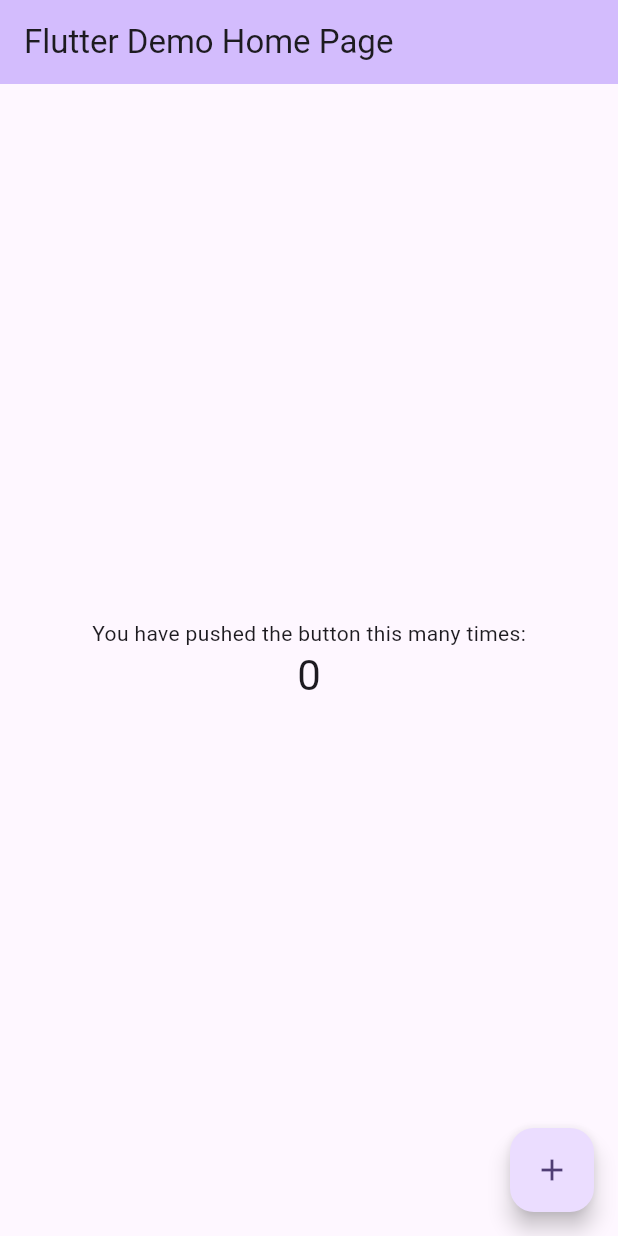
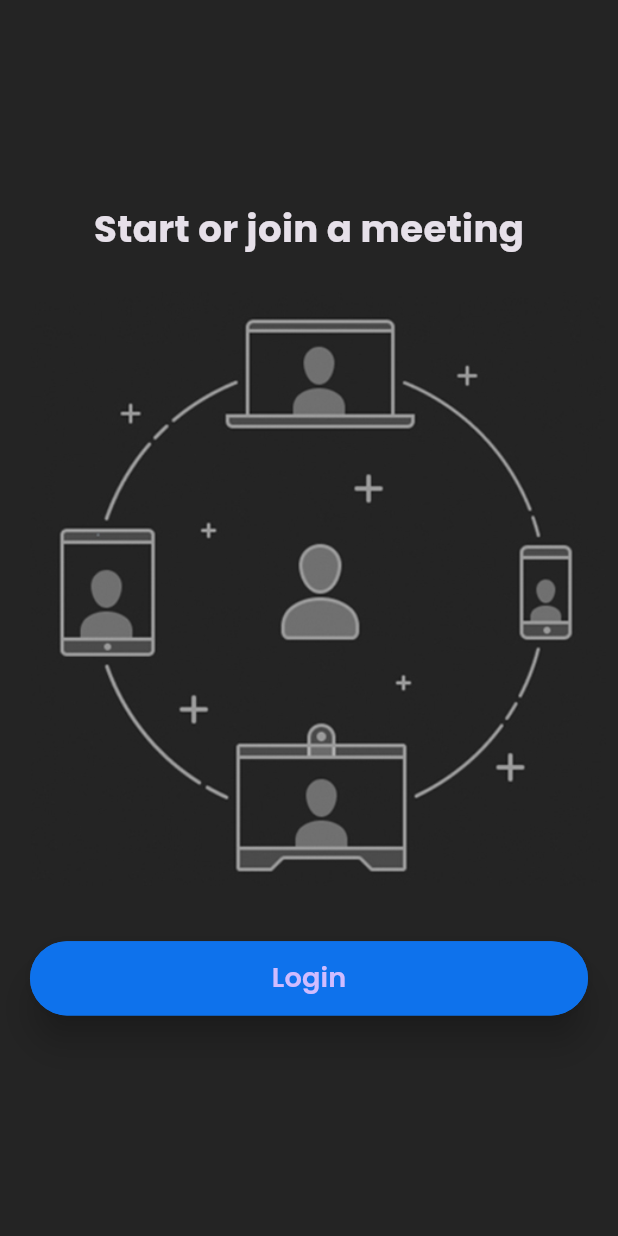
Before and after one commit to Kshitizchahar/videochat_app, a Flutter app: the screen it shows after launch, on a phone screen of 412 x 824 dp. Run offline on Flutter 3.47's test engine with Material 3 defaults, Android fonts, the phone set to English and light mode, and no system bars; our stand-ins replace cloud_firestore, firebase_auth, firebase_core, google_fonts, google_sign_in; accounts and stored records are empty.

Commit message:
first commit

```diff
--- a/lib/main.dart
+++ b/lib/main.dart
@@ -1,125 +1,53 @@
+// ignore_for_file: prefer_const_constructors
+
+import 'package:firebase_core/firebase_core.dart';
 import 'package:flutter/material.dart';
+import 'package:google_fonts/google_fonts.dart';
+import 'package:videochat_app/resources/auth_methods.dart';
+import 'package:videochat_app/screens/home_screen.dart';
+import 'package:videochat_app/screens/login_screen.dart';
+import 'package:videochat_app/utils/colors.dart';
+import 'firebase_options.dart';
 
-void main() {
+void main() async {
+  WidgetsFlutterBinding.ensureInitialized();
+  await Firebase.initializeApp(
+    options: DefaultFirebaseOptions.currentPlatform,
+  );
   runApp(const MyApp());
 }
 
 class MyApp extends StatelessWidget {
   const MyApp({super.key});
 
-  // This widget is the root of your application.
   @override
   Widget build(BuildContext context) {
     return MaterialApp(
-      title: 'Flutter Demo',
-      theme: ThemeData(
-        // This is the theme of your application.
-        //
-        // TRY THIS: Try running your application with "flutter run". You'll see
-        // the application has a purple toolbar. Then, without quitting the app,
-        // try changing the seedColor in the colorScheme below to Colors.green
-        // and then invoke "hot reload" (save your changes or press the "hot
-        // reload" button in a Flutter-supported IDE, or press "r" if you used
-        // the command line to start the app).
-        //
-        // Notice that the counter didn't reset back to zero; the application
-        // state is not lost during the reload. To reset the state, use hot
-        // restart instead.
-        //
-        // This works for code too, not just values: Most code changes can be
-        // tested with just a hot reload.
-        colorScheme: ColorScheme.fromSeed(seedColor: Colors.deepPurple),
-        useMaterial3: true,
+      title: 'VideoChat App',
+      debugShowCheckedModeBanner: false,
+      theme: ThemeData.dark().copyWith(
+        scaffoldBackgroundColor: backgroundColor,
+
       ),
-      home: const MyHomePage(title: 'Flutter Demo Home Page'),
+
+      routes: {
+        '/login': (context) => LoginScreen(),
+        '/home_screen': (context) => HomeScreen(),
+      },
+      home: StreamBuilder(
+        stream: AuthMethods().authChanges,
+        builder: (context, snapshot) {
+          if (snapshot.connectionState == ConnectionState.waiting) {
+            return Center(
+              child: CircularProgressIndicator(),
+            );
+          }
+          if (snapshot.hasData) {
+            return HomeScreen();
+          }
+          return LoginScreen();
+        },
+      ),
     );
   }
 }
-
-class MyHomePage extends StatefulWidget {
-  const MyHomePage({super.key, required this.title});
-
-  // This widget is the home page of your application. It is stateful, meaning
-  // that it has a State object (defined below) that contains fields that affect
-  // how it looks.
-
-  // This class is the configuration for the state. It holds the values (in this
-  // case the title) provided by the parent (in this case the App widget) and
-  // used by the build method of the State. Fields in a Widget subclass are
-  // always marked "final".
-
-  final String title;
-
-  @override
-  State<MyHomePage> createState() => _MyHomePageState();
-}
-
-class _MyHomePageState extends State<MyHomePage> {
-  int _counter = 0;
-
-  void _incrementCounter() {
-    setState(() {
-      // This call to setState tells the Flutter framework that something has
-      // changed in this State, which causes it to rerun the build method below
-      // so that the display can reflect the updated values. If we changed
-      // _counter without calling setState(), then the build method would not be
-      // called again, and so nothing would appear to happen.
-      _counter++;
-    });
-  }
-
-  @override
-  Widget build(BuildContext context) {
-    // This method is rerun every time setState is called, for instance as done
-    // by the _incrementCounter method above.
-    //
-    // The Flutter framework has been optimized to make rerunning build methods
-    // fast, so that you can just rebuild anything that needs updating rather
-    // than having to individually change instances of widgets.
-    return Scaffold(
-      appBar: AppBar(
-        // TRY THIS: Try changing the color here to a specific color (to
-        // Colors.amber, perhaps?) and trigger a hot reload to see the AppBar
-        // change color while the other colors stay the same.
-        backgroundColor: Theme.of(context).colorScheme.inversePrimary,
-        // Here we take the value from the MyHomePage object that was created by
-        // the App.build method, and use it to set our appbar title.
-        title: Text(widget.title),
-      ),
-      body: Center(
-        // Center is a layout widget. It takes a single child and positions it
-        // in the middle of the parent.
-        child: Column(
-          // Column is also a layout widget. It takes a list of children and
-          // arranges them vertically. By default, it sizes itself to fit its
-          // children horizontally, and tries to be as tall as its parent.
-          //
-          // Column has various properties to control how it sizes itself and
-          // how it positions its children. Here we use mainAxisAlignment to
-          // center the children vertically; the main axis here is the vertical
-          // axis because Columns are vertical (the cross axis would be
-          // horizontal).
-          //
-          // TRY THIS: Invoke "debug painting" (choose the "Toggle Debug Paint"
-          // action in the IDE, or press "p" in the console), to see the
-          // wireframe for each widget.
-          mainAxisAlignment: MainAxisAlignment.center,
-          children: <Widget>[
-            const Text(
-              'You have pushed the button this many times:',
-            ),
-            Text(
-              '$_counter',
-              style: Theme.of(context).textTheme.headlineMedium,
-            ),
-          ],
-        ),
-      ),
-      floatingActionButton: FloatingActionButton(
-        onPressed: _incrementCounter,
-        tooltip: 'Increment',
-        child: const Icon(Icons.add),
-      ), // This trailing comma makes auto-formatting nicer for build methods.
-    );
-  }
-}
--- /dev/null
+++ b/lib/screens/login_screen.dart
@@ -0,0 +1,57 @@
+// ignore_for_file: prefer_const_constructors, use_build_context_synchronously
+
+import 'package:flutter/material.dart';
+import 'package:google_fonts/google_fonts.dart';
+import 'package:videochat_app/resources/auth_methods.dart';
+import 'package:videochat_app/widgets/custombutton.dart';
+
+class LoginScreen extends StatefulWidget {
+  const LoginScreen({super.key});
+
+  @override
+  State<LoginScreen> createState() => _LoginScreenState();
+}
+
+class _LoginScreenState extends State<LoginScreen> {
+  final AuthMethods _authMethods = AuthMethods();
+  @override
+  Widget build(BuildContext context) {
+    return SafeArea(
+      child: Scaffold(
+        body: Padding(
+          padding: EdgeInsets.all(8.0),
+          child: Center(
+            child: Column(
+              mainAxisAlignment: MainAxisAlignment.center,
+              children: [
+                Text(
+                  "Start or join a meeting",
+                  style: GoogleFonts.poppins(
+                      fontSize: MediaQuery.of(context).size.height * 0.03,
+                      fontWeight: FontWeight.bold),
+                ),
+                Padding(
+                  padding: EdgeInsets.symmetric(
+                      vertical: MediaQuery.of(context).size.height * 0.03),
+                  child: Image.asset("assets/images/onboarding.jpg"),
+                ),
+                Padding(
+                  padding: EdgeInsets.all(12),
+                  child: CustomButton(
+                    text: "Login",
+                    onPressed: () async {
+                      bool res = await _authMethods.signInWithGoogle(context);
+                      if (res) {
+                        Navigator.pushNamed(context, "/home_screen");
+                      }
+                    },
+                  ),
+                ),
+              ],
+            ),
+          ),
+        ),
+      ),
+    );
+  }
+}
--- /dev/null
+++ b/lib/utils/colors.dart
@@ -0,0 +1,6 @@
+import 'package:flutter/material.dart';
+
+const backgroundColor = Color.fromRGBO(36, 36, 36, 1);
+const buttonColor = Color.fromRGBO(14, 114, 236, 1);
+const footerColor = Color.fromRGBO(26, 26, 26, 1);
+const secondaryBackgroundColor = Color.fromRGBO(46, 46, 46, 1);
--- /dev/null
+++ b/lib/widgets/custombutton.dart
@@ -0,0 +1,36 @@
+// ignore_for_file: prefer_const_constructors
+
+import 'package:flutter/material.dart';
+import 'package:google_fonts/google_fonts.dart';
+
+import '../utils/colors.dart';
+
+class CustomButton extends StatefulWidget {
+  final String text;
+  final VoidCallback onPressed;
+  const CustomButton({super.key, required this.text, required this.onPressed});
+
+  @override
+  State<CustomButton> createState() => _CustomButtonState();
+}
+
+class _CustomButtonState extends State<CustomButton> {
+  @override
+  Widget build(BuildContext context) {
+    return ElevatedButton(
+      style: ElevatedButton.styleFrom(
+          elevation: 10,
+          side: BorderSide(color: buttonColor),
+          minimumSize:
+              Size(double.infinity, MediaQuery.of(context).size.height * 0.06),
+          backgroundColor: buttonColor),
+      onPressed: widget.onPressed,
+      child: Text(
+        widget.text,
+        style: GoogleFonts.poppins(
+            fontSize: MediaQuery.of(context).size.height * 0.022,
+            fontWeight: FontWeight.w600),
+      ),
+    );
+  }
+}
```
Also changed, not shown: lib/resources/auth_methods.dart (added, +51 -0 lines), lib/screens/home_screen.dart (added, +97 -0 lines), lib/utils/utils.dart (added, +9 -0 lines), lib/widgets/homewidgets.dart (added, +57 -0 lines), pubspec.yaml (+7 -2 lines), assets/images/onboarding.jpg (added), lib/firebase_options.dart (added), pubspec.lock, 9 other files.
